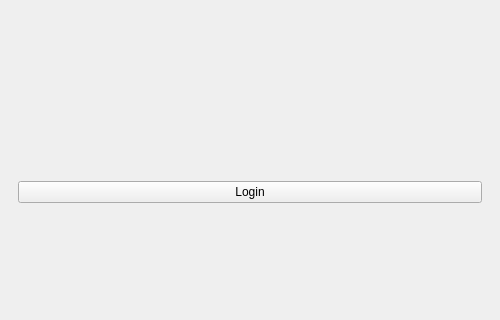
First picture: the form in ToDoListServer/firstpage.ui, repository captain-moji/To_Do_List_Project, before the edit; both pictures show x 0 to 500 and y 180 to 500 of the 500 by 500 pixel window.
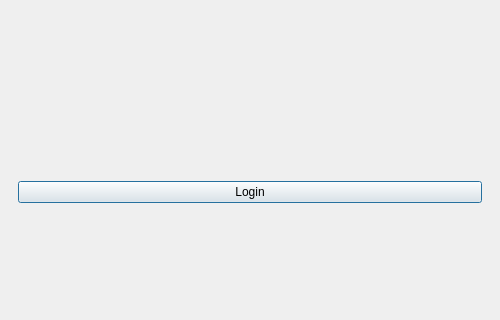
Second picture: the form after the edit. Icons and pictures are not drawn.

Patch:
```diff
--- a/ToDoListServer/firstpage.ui
+++ b/ToDoListServer/firstpage.ui
@@ -56,6 +56,9 @@
          <property name="text">
           <string>Login</string>
          </property>
+         <property name="default">
+          <bool>true</bool>
+         </property>
         </widget>
        </item>
       </layout>
```
